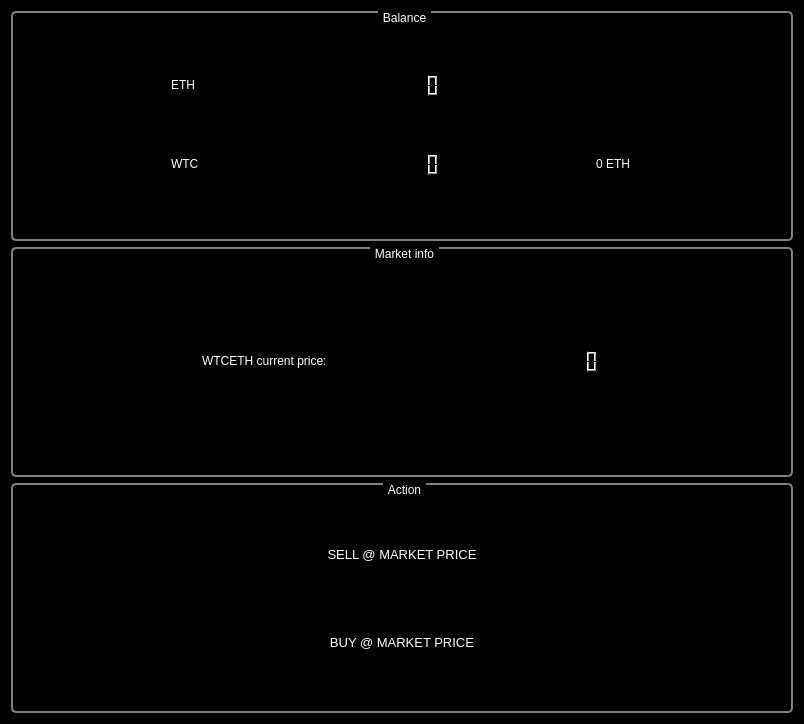
The window that mainwindow.ui (orkblutt/QtBinance) describes before a commit, drawn with Qt 5.
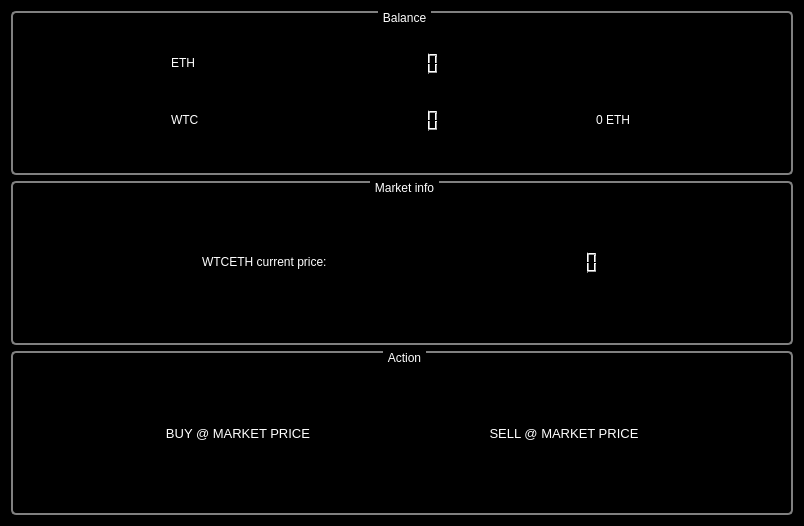
The same window after the commit.

```diff
--- a/mainwindow.ui
+++ b/mainwindow.ui
@@ -7,7 +7,7 @@
     <x>0</x>
     <y>0</y>
     <width>804</width>
-    <height>724</height>
+    <height>526</height>
    </rect>
   </property>
   <property name="windowTitle">
@@ -340,13 +340,6 @@
        <string>Action</string>
       </property>
       <layout class="QGridLayout" name="gridLayout_4">
-       <item row="0" column="0">
-        <widget class="QPushButton" name="pushButtonSell">
-         <property name="text">
-          <string>SELL @ MARKET PRICE</string>
-         </property>
-        </widget>
-       </item>
        <item row="1" column="0">
         <widget class="QPushButton" name="pushButtonBuy">
          <property name="text">
@@ -354,6 +347,13 @@
          </property>
         </widget>
        </item>
+       <item row="1" column="1">
+        <widget class="QPushButton" name="pushButtonSell">
+         <property name="text">
+          <string>SELL @ MARKET PRICE</string>
+         </property>
+        </widget>
+       </item>
       </layout>
      </widget>
     </item>
```
Left out of the diff: 26 changed lines with no effect on the pictures.
